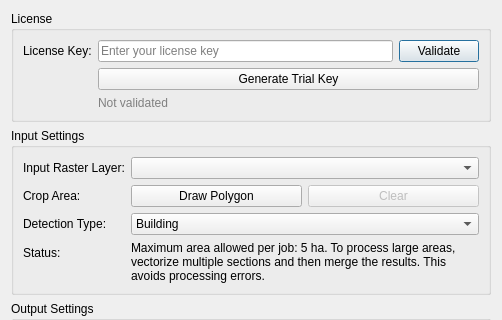
This is vec_plugin_dialog_base.ui in fw-qgis-vectorizer/QGIS_Plugin as Qt 5 draws it before an edit; both pictures show x 0 to 502 and y 0 to 320 of the 502 by 580 pixel window. The edited form follows.
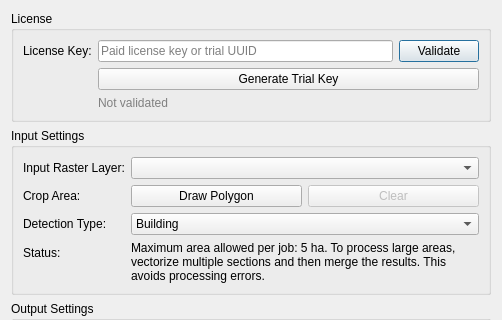
This is the edited form.

Commit message: v2.3.3: lock Generate Trial after first use; Validate pasted trial UUID; UI hints

```diff
--- a/vec_plugin_dialog_base.ui
+++ b/vec_plugin_dialog_base.ui
@@ -31,7 +31,7 @@
         <item>
          <widget class="QLineEdit" name="licenseKeyLineEdit">
           <property name="placeholderText">
-           <string>Enter your license key</string>
+           <string>Paid license key or trial UUID</string>
           </property>
          </widget>
         </item>
```
The commit also changes 3 other files.
